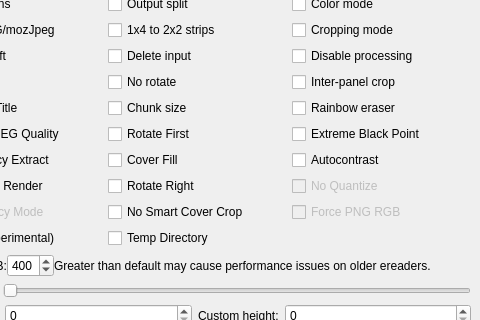
Above: gui/KCC.ui from ciromattia/kcc before the change; both pictures show x 86 to 566 and y 439 to 759 of the 566 by 869 pixel window. Below: the same form after it.
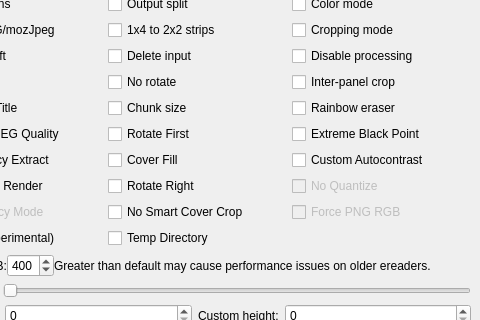
That is the form after the change. Icons and pictures are not drawn.

Commit message: rename autocontrast box to custom autocontrast (#1308)

```diff
--- a/gui/KCC.ui
+++ b/gui/KCC.ui
@@ -866,7 +866,7 @@
           <string>&lt;html&gt;&lt;head/&gt;&lt;body&gt;&lt;p&gt;&lt;span style=&quot; font-weight:600; text-decoration: underline;&quot;&gt;Unchecked - BW only&lt;br/&gt;&lt;/span&gt;Only autocontrast bw pages. Ignored for pages where near blacks or whites don't exist.&lt;/p&gt;&lt;p&gt;&lt;span style=&quot; font-weight:600; text-decoration: underline;&quot;&gt;Indeterminate - Disabled&lt;br/&gt;&lt;/span&gt;Disable autocontrast&lt;/p&gt;&lt;p&gt;&lt;span style=&quot; font-weight:600; text-decoration: underline;&quot;&gt;Checked - BW and Color&lt;br/&gt;&lt;/span&gt;BW and color images will be autocontrasted. Ignored for pages where near blacks or whites don't exist.&lt;/p&gt;&lt;/body&gt;&lt;/html&gt;</string>
          </property>
          <property name="text">
-          <string>Autocontrast</string>
+          <string>Custom Autocontrast</string>
          </property>
          <property name="tristate">
           <bool>true</bool>
```
The commit also changes 1 other file.
